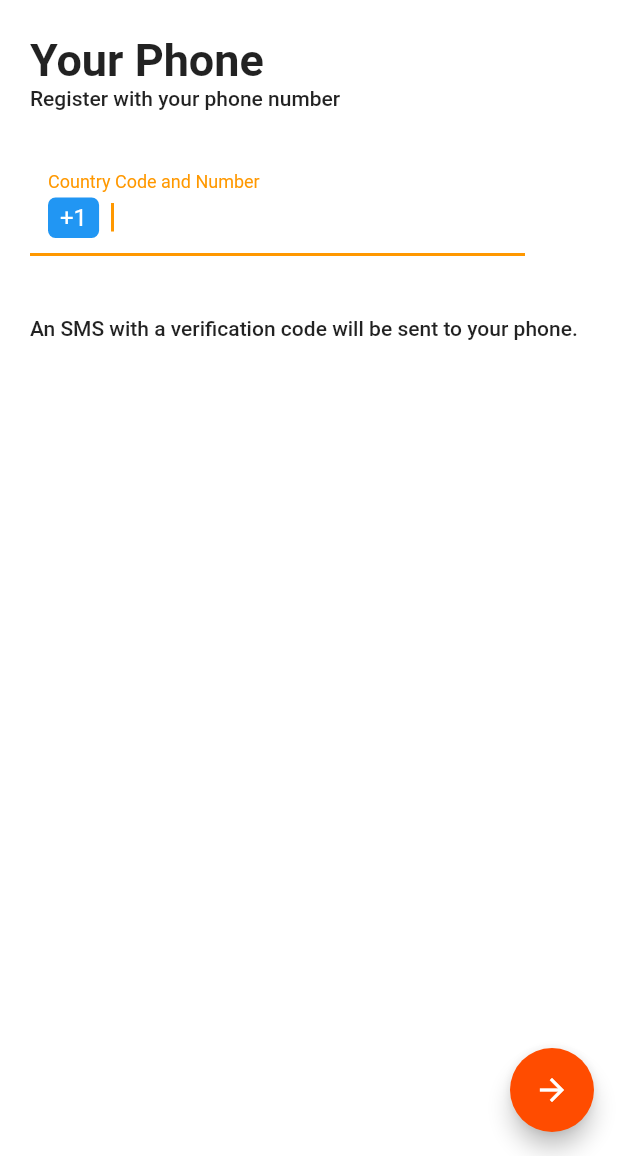
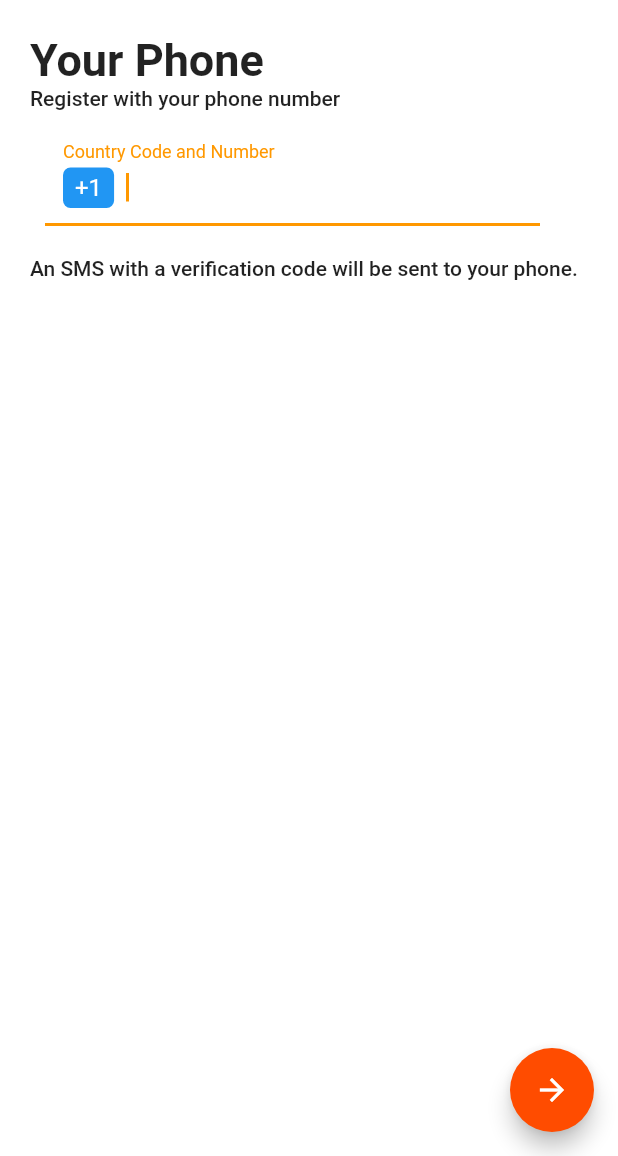
Before and after one commit to MosesOpiyo/Eazz, a Flutter app: the screen it shows after launch, after a tap on the "arrow forward" icon, on a phone screen of 412 x 824 dp, the part 80-1236 px from its top. Run offline on Flutter 3.47's test engine with Material 2 defaults, Android fonts, the light colour scheme and no system bars; our stand-ins replace internet_connection_checker, page_transition, shared_preferences; missing offline and left inert: fl_country_code_picker, qr_code_scanner.

Commit message:
Registration errors

```diff
--- a/lib/Authentication/registration.dart
+++ b/lib/Authentication/registration.dart
@@ -67,12 +67,39 @@ class _RegistrationState extends State<Registration> {
             bool result = await InternetConnectionChecker().hasConnection;
             if (result == true) {
               if (fullPhoneNumber != "") {
-                APIService().registration(fullPhoneNumber);
-                Navigator.push(
-                    context,
-                    PageTransition(
-                        type: PageTransitionType.leftToRight,
-                        child: Verification(phoneNumber: fullPhoneNumber)));
+                AlertDialog alert = AlertDialog(
+                  title: const Text("Confirmation"),
+                  content: Text(
+                    "Confirm your phone Number is $fullPhoneNumber.",
+                    style: const TextStyle(fontWeight: FontWeight.w500),
+                  ),
+                  actions: [
+                    TextButton(
+                        onPressed: () {
+                          APIService().registration(fullPhoneNumber);
+                          Navigator.push(
+                              context,
+                              PageTransition(
+                                  type: PageTransitionType.leftToRight,
+                                  child: Verification(
+                                      phoneNumber: fullPhoneNumber)));
+                        },
+                        child: const Text("Confirm",
+                            style: TextStyle(color: Colors.deepOrange))),
+                    TextButton(
+                        onPressed: () {
+                          Navigator.pop(context);
+                        },
+                        child: const Text("Cancel",
+                            style: TextStyle(color: Colors.deepOrange))),
+                  ],
+                );
+                showDialog(
+                  context: context,
+                  builder: (BuildContext context) {
+                    return alert;
+                  },
+                );
               } else if (numberCode == "") {
                 numberCode = "+1";
                 phoneNumber = phoneNumberTextController.text;
@@ -121,7 +148,7 @@ class _RegistrationState extends State<Registration> {
           ),
           Container(
             alignment: Alignment.centerLeft,
-            padding: const EdgeInsets.symmetric(vertical: 30),
+            padding: const EdgeInsets.all(10),
             child: Column(
               // ignore: prefer_const_literals_to_create_immutables
               children: <Widget>[
```
